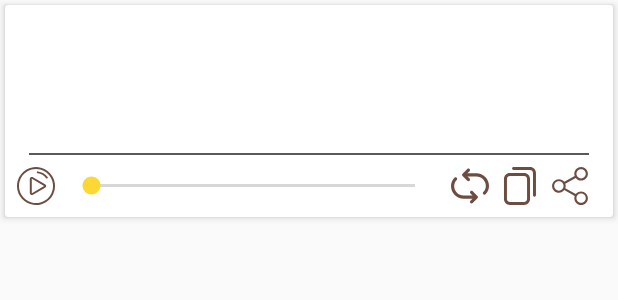
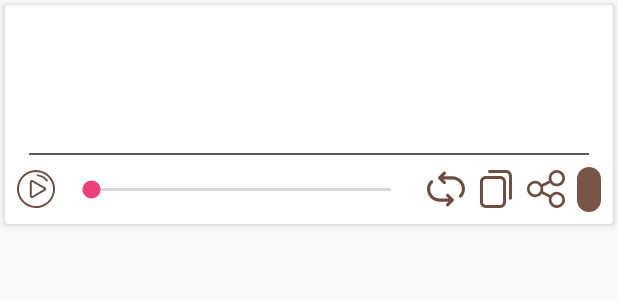
Before and after one commit to JMApps/SupplicationsFromQuran, an Android app: the layout item_main_content.xml on its own in the app's theme, with its tools: preview values and no code run, on a phone screen of 412 x 824 dp. Shown: the top 300 px of the screen. Run offline under Robolectric (Android 15) with nearby library versions, the phone set to English and light mode, and no system bars.

Commit message:
Added icons and correct colors

```diff
--- /dev/null
+++ b/app/src/main/res/drawable/circle_content_name.xml
@@ -0,0 +1,15 @@
+<?xml version="1.0" encoding="utf-8"?>
+<shape xmlns:android="http://schemas.android.com/apk/res/android">
+    <solid android:color="@color/colorPrimary" />
+    <padding
+		    android:bottom="1dp"
+		    android:left="1dp"
+		    android:right="1dp"
+		    android:top="1dp" />
+    <corners
+		    android:bottomLeftRadius="8dp"
+		    android:bottomRightRadius="8dp"
+		    android:radius="5dp"
+		    android:topLeftRadius="8dp"
+		    android:topRightRadius="8dp" />
+</shape>
--- a/app/src/main/res/drawable/ic_share.xml
+++ b/app/src/main/res/drawable/ic_share.xml
@@ -1,9 +1,9 @@
 <vector xmlns:android="http://schemas.android.com/apk/res/android"
     android:width="24dp"
     android:height="24dp"
-    android:viewportWidth="481.6"
-    android:viewportHeight="481.6">
+    android:viewportWidth="482.239"
+    android:viewportHeight="482.239">
     <path
         android:fillColor="#6D4C41"
-        android:pathData="M381.6,309.4c-27.7,0 -52.4,13.2 -68.2,33.6l-132.3,-73.9c3.1,-8.9 4.8,-18.5 4.8,-28.4c0,-10 -1.7,-19.5 -4.9,-28.5l132.2,-73.8c15.7,20.5 40.5,33.8 68.3,33.8c47.4,0 86.1,-38.6 86.1,-86.1S429,0 381.5,0s-86.1,38.6 -86.1,86.1c0,10 1.7,19.6 4.9,28.5l-132.1,73.8c-15.7,-20.6 -40.5,-33.8 -68.3,-33.8c-47.4,0 -86.1,38.6 -86.1,86.1s38.7,86.1 86.2,86.1c27.8,0 52.6,-13.3 68.4,-33.9l132.2,73.9c-3.2,9 -5,18.7 -5,28.7c0,47.4 38.6,86.1 86.1,86.1s86.1,-38.6 86.1,-86.1S429.1,309.4 381.6,309.4zM381.6,27.1c32.6,0 59.1,26.5 59.1,59.1s-26.5,59.1 -59.1,59.1s-59.1,-26.5 -59.1,-59.1S349.1,27.1 381.6,27.1zM100,299.8c-32.6,0 -59.1,-26.5 -59.1,-59.1s26.5,-59.1 59.1,-59.1s59.1,26.5 59.1,59.1S132.5,299.8 100,299.8zM381.6,454.5c-32.6,0 -59.1,-26.5 -59.1,-59.1c0,-32.6 26.5,-59.1 59.1,-59.1s59.1,26.5 59.1,59.1C440.7,428 414.2,454.5 381.6,454.5z" />
+        android:pathData="m378.902,275.565c-34.183,0 -64.306,16.874 -83.127,42.521l-94.044,-47.033c2.912,-9.539 4.943,-19.456 4.943,-29.934s-2.031,-20.397 -4.943,-29.934l94.044,-47.033c18.821,25.647 48.944,42.521 83.127,42.521 56.983,0 103.337,-46.354 103.337,-103.337s-46.353,-103.336 -103.337,-103.336 -103.337,46.354 -103.337,103.337c0,10.478 2.033,20.395 4.945,29.932l-94.047,47.035c-18.821,-25.647 -48.944,-42.521 -83.127,-42.521 -56.983,0 -103.336,46.353 -103.336,103.337s46.353,103.337 103.337,103.337c34.183,0 64.306,-16.874 83.127,-42.521l94.044,47.035c-2.912,9.536 -4.943,19.453 -4.943,29.932 0,56.983 46.353,103.337 103.337,103.337s103.337,-46.354 103.337,-103.337 -46.354,-103.338 -103.337,-103.338zM378.902,34.446c37.995,0 68.891,30.914 68.891,68.891 0,37.978 -30.897,68.891 -68.891,68.891 -37.995,0 -68.891,-30.914 -68.891,-68.891s30.897,-68.891 68.891,-68.891zM103.337,310.011c-37.995,0 -68.891,-30.914 -68.891,-68.891 0,-37.978 30.897,-68.891 68.891,-68.891 37.995,0 68.891,30.914 68.891,68.891s-30.896,68.891 -68.891,68.891zM378.902,447.793c-37.995,0 -68.891,-30.914 -68.891,-68.891s30.897,-68.891 68.891,-68.891c37.995,0 68.891,30.914 68.891,68.891 0,37.978 -30.896,68.891 -68.891,68.891z" />
 </vector>
--- a/app/src/main/res/drawable/ic_share_pressed.xml
+++ b/app/src/main/res/drawable/ic_share_pressed.xml
@@ -1,9 +1,9 @@
 <vector xmlns:android="http://schemas.android.com/apk/res/android"
     android:width="24dp"
     android:height="24dp"
-    android:viewportWidth="481.6"
-    android:viewportHeight="481.6">
+    android:viewportWidth="482.239"
+    android:viewportHeight="482.239">
     <path
         android:fillColor="#EF5350"
-        android:pathData="M381.6,309.4c-27.7,0 -52.4,13.2 -68.2,33.6l-132.3,-73.9c3.1,-8.9 4.8,-18.5 4.8,-28.4c0,-10 -1.7,-19.5 -4.9,-28.5l132.2,-73.8c15.7,20.5 40.5,33.8 68.3,33.8c47.4,0 86.1,-38.6 86.1,-86.1S429,0 381.5,0s-86.1,38.6 -86.1,86.1c0,10 1.7,19.6 4.9,28.5l-132.1,73.8c-15.7,-20.6 -40.5,-33.8 -68.3,-33.8c-47.4,0 -86.1,38.6 -86.1,86.1s38.7,86.1 86.2,86.1c27.8,0 52.6,-13.3 68.4,-33.9l132.2,73.9c-3.2,9 -5,18.7 -5,28.7c0,47.4 38.6,86.1 86.1,86.1s86.1,-38.6 86.1,-86.1S429.1,309.4 381.6,309.4zM381.6,27.1c32.6,0 59.1,26.5 59.1,59.1s-26.5,59.1 -59.1,59.1s-59.1,-26.5 -59.1,-59.1S349.1,27.1 381.6,27.1zM100,299.8c-32.6,0 -59.1,-26.5 -59.1,-59.1s26.5,-59.1 59.1,-59.1s59.1,26.5 59.1,59.1S132.5,299.8 100,299.8zM381.6,454.5c-32.6,0 -59.1,-26.5 -59.1,-59.1c0,-32.6 26.5,-59.1 59.1,-59.1s59.1,26.5 59.1,59.1C440.7,428 414.2,454.5 381.6,454.5z" />
+        android:pathData="m378.902,275.565c-34.183,0 -64.306,16.874 -83.127,42.521l-94.044,-47.033c2.912,-9.539 4.943,-19.456 4.943,-29.934s-2.031,-20.397 -4.943,-29.934l94.044,-47.033c18.821,25.647 48.944,42.521 83.127,42.521 56.983,0 103.337,-46.354 103.337,-103.337s-46.353,-103.336 -103.337,-103.336 -103.337,46.354 -103.337,103.337c0,10.478 2.033,20.395 4.945,29.932l-94.047,47.035c-18.821,-25.647 -48.944,-42.521 -83.127,-42.521 -56.983,0 -103.336,46.353 -103.336,103.337s46.353,103.337 103.337,103.337c34.183,0 64.306,-16.874 83.127,-42.521l94.044,47.035c-2.912,9.536 -4.943,19.453 -4.943,29.932 0,56.983 46.353,103.337 103.337,103.337s103.337,-46.354 103.337,-103.337 -46.354,-103.338 -103.337,-103.338zM378.902,34.446c37.995,0 68.891,30.914 68.891,68.891 0,37.978 -30.897,68.891 -68.891,68.891 -37.995,0 -68.891,-30.914 -68.891,-68.891s30.897,-68.891 68.891,-68.891zM103.337,310.011c-37.995,0 -68.891,-30.914 -68.891,-68.891 0,-37.978 30.897,-68.891 68.891,-68.891 37.995,0 68.891,30.914 68.891,68.891s-30.896,68.891 -68.891,68.891zM378.902,447.793c-37.995,0 -68.891,-30.914 -68.891,-68.891s30.897,-68.891 68.891,-68.891c37.995,0 68.891,30.914 68.891,68.891 0,37.978 -30.896,68.891 -68.891,68.891z" />
 </vector>
--- a/app/src/main/res/layout/item_main_content.xml
+++ b/app/src/main/res/layout/item_main_content.xml
@@ -84,7 +84,13 @@
             <TextView
                 android:id="@+id/tvContentName"
                 android:layout_width="wrap_content"
-                android:layout_height="wrap_content" />
+                android:layout_height="wrap_content"
+                android:background="@drawable/circle_content_name"
+                android:paddingLeft="8dp"
+                android:paddingTop="5dp"
+                android:paddingRight="8dp"
+                android:paddingBottom="5dp"
+                android:textColor="@color/White" />
         </LinearLayout>
     </LinearLayout>
 </androidx.cardview.widget.CardView>
--- a/app/src/main/res/values/colors.xml
+++ b/app/src/main/res/values/colors.xml
@@ -2,7 +2,9 @@
 <resources>
     <color name="colorPrimary">#795548</color>
     <color name="colorPrimaryDark">#6D4C41</color>
-    <color name="colorAccent">#FDD835</color>
+    <color name="colorAccent">#EC407A</color>
 
+    <color name="White">#FFFFFF</color>
+    <color name="Black">#000000</color>
     <color name="Gray">#5A5A5A</color>
 </resources>
```
